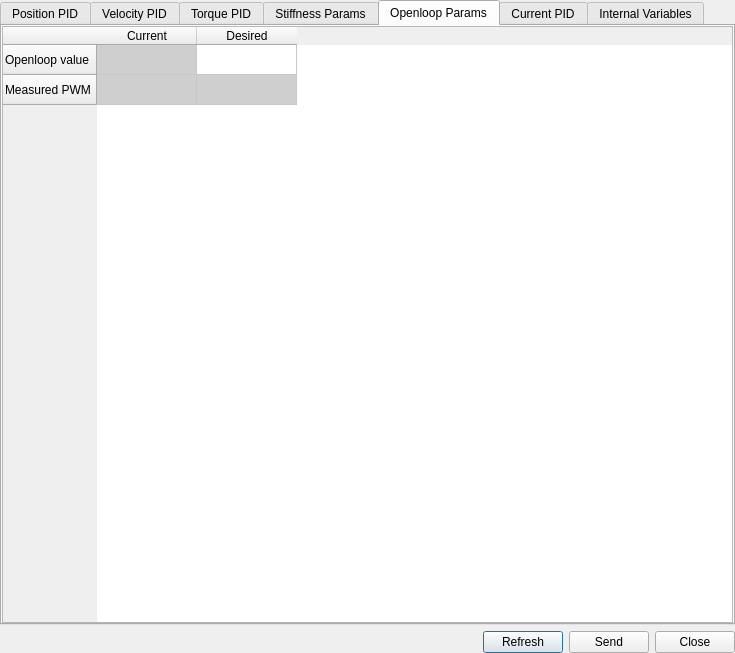
Before: the Qt Designer form src/yarpmotorgui/piddlg.ui in robotology/yarp, drawn with Qt 5.
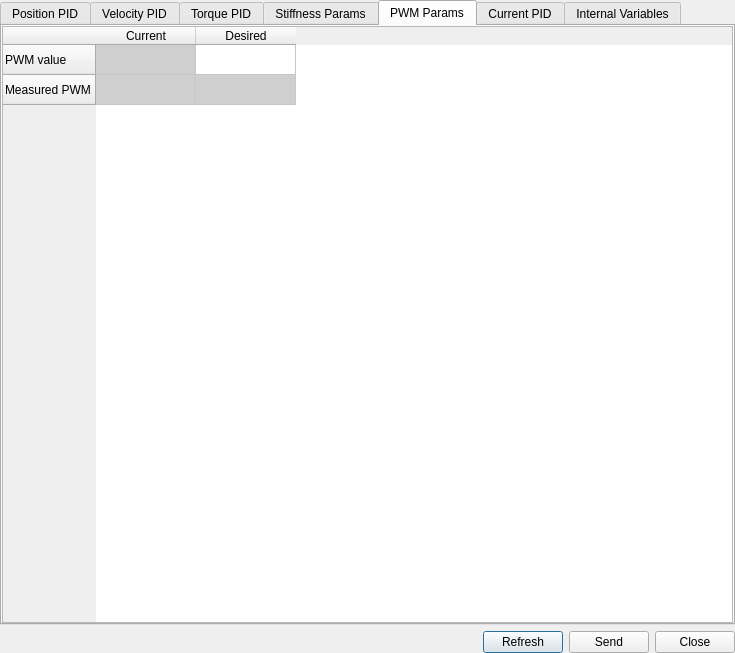
After: the same form once the commit is applied. The open tabs and pages were chosen to show the change.

```diff
--- a/src/yarpmotorgui/piddlg.ui
+++ b/src/yarpmotorgui/piddlg.ui
@@ -1367,7 +1367,7 @@
      </widget>
      <widget class="QWidget" name="tabOpenLoop">
       <attribute name="title">
-       <string>Openloop Params</string>
+       <string>PWM Params</string>
       </attribute>
       <layout class="QHBoxLayout" name="horizontalLayout_3">
        <property name="spacing">
@@ -1398,7 +1398,7 @@
          </property>
          <row>
           <property name="text">
-           <string>Openloop value</string>
+           <string>PWM value</string>
           </property>
          </row>
          <row>
```
Left out of the diff: 4 changed lines with no effect on the pictures.
